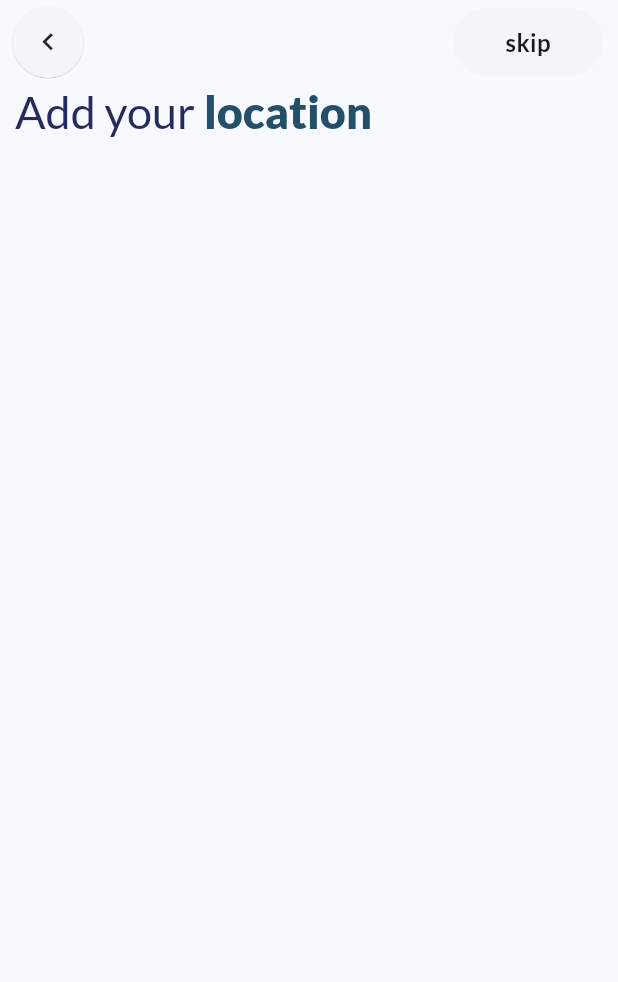
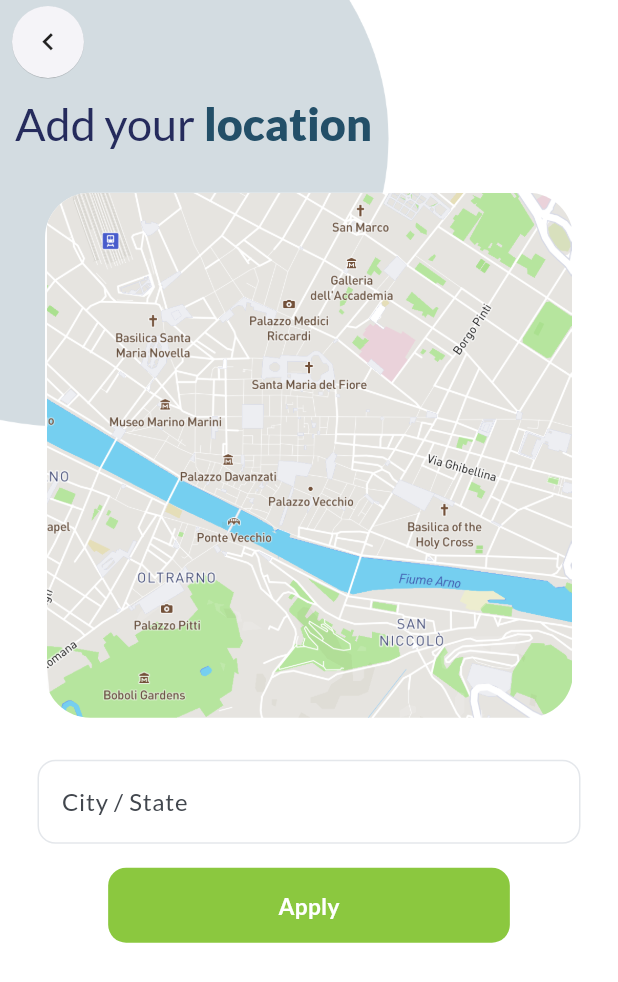
Before and after one commit to Repos-By-Aryan/Real_Estate, a Flutter app: the LocationScreen screen opened by its route, on a phone screen of 412 x 824 dp. Shown: the top 982 px of the screen. Run offline on Flutter 3.47's test engine with Material 2 defaults, Android fonts, the light colour scheme and no system bars; our stand-ins replace animated_text_kit, cached_network_image, carousel_slider, cloud_firestore, firebase_auth, firebase_core and 5 more; accounts and stored records are empty.

Commit message:
Location input:

```diff
--- a/lib/home/location_screen.dart
+++ b/lib/home/location_screen.dart
@@ -1,9 +1,24 @@
+import 'package:firebase_auth/firebase_auth.dart';
 import 'package:flutter/material.dart';
 
 import '../constants/constants.dart';
 
-class LocationScreen extends StatelessWidget {
+class LocationScreen extends StatefulWidget {
    const LocationScreen({super.key});
+
+  @override
+  State<LocationScreen> createState() => _LocationScreenState();
+}
+
+class _LocationScreenState extends State<LocationScreen> {
+   final locationController = TextEditingController();
+   final _auth = FirebaseAuth.instance;
+
+   @override
+   void dispose() {
+     super.dispose();
+     locationController.dispose();
+   }
 
   @override
   Widget build(BuildContext context) {
@@ -19,7 +34,9 @@ class LocationScreen extends StatelessWidget {
             image: AssetImage('assets/images/Homebackdrop.png')),
       ),
       child: Scaffold(
+        backgroundColor: Colors.transparent,
         appBar: AppBar(
+          backgroundColor: Colors.transparent,
           leading:Padding(
             padding: const EdgeInsets.only(left:8.0),
             child: ElevatedButton(
@@ -40,23 +57,19 @@ class LocationScreen extends StatelessWidget {
             ),
           ),
           automaticallyImplyLeading: true,
-          actions: [
-            Padding(
-              padding: const EdgeInsets.symmetric(horizontal: 10.0),
-              child: InkWell(
-                  onTap: () {
-                    // Navigator.pushReplacementNamed(context, RoutesName.login);
-                  },
-                  child: const RoundedButton(title: "skip")),
-            ),
-          ],
         ),
         body:SafeArea(
           minimum: EdgeInsets.symmetric(horizontal: 10),
+          child: SingleChildScrollView(
             child: Column(
+              mainAxisAlignment: MainAxisAlignment.start,
+              crossAxisAlignment: CrossAxisAlignment.start,
               children: [
+                SizedBox(
+                  height: screenHeight * 0.01,
+                ),
                 RichText(
-                maxLines: 3,
+                  maxLines: 1,
                   text: const TextSpan(
                       text: "Add your ",
                       style: TextStyle(
@@ -75,7 +88,68 @@ class LocationScreen extends StatelessWidget {
                         ),
                       ]),
                 ),
+                SizedBox(
+                  height: screenHeight * 0.01,
+                ),
+                Padding(
+                  padding: const EdgeInsets.all(20.0),
+                  child: Center(
+                    child: Container(
+                      constraints:BoxConstraints.tightForFinite(height:350,),
+                      decoration:BoxDecoration(
+                        borderRadius: BorderRadius.circular(30),
+                          color: Colors.white,
+                        image: DecorationImage(image: AssetImage('assets/images/map.png'))
+                      ),
+                    ),
+                  ),
+                ),
+                Padding(
+                  padding: const EdgeInsets.symmetric(horizontal: 15.0,vertical: 8),
+                  child: TextFormField(
+                    controller: locationController,
+                    keyboardType: TextInputType.text,
+                    decoration: InputDecoration(
+                      label: Text('City / State'),
+                      hintText: 'Enter city name',
+                      focusedBorder: OutlineInputBorder(
+                        borderSide: const BorderSide(
+                          color: Color(0xffa7c8fc),
+                        ),
+                        borderRadius: BorderRadius.circular(12),
+                      ),
+                      enabledBorder: OutlineInputBorder(
+                          borderSide: const BorderSide(
+                            color: Color(0xffE4E7EB),
+                          ),
+                          borderRadius: BorderRadius.circular(12)),
+                    ),
+                  ),
+                ),
+
+                Padding(
+                  padding: const EdgeInsets.only(top: 8.0),
+                  child: Align(
+                    alignment:Alignment.bottomCenter,
+                    child:InkWell(
+                      onTap: (){
+
+                      },
+                      child: Container(
+                        width: screenWidth*0.65,
+                        height:50,
+                        decoration: BoxDecoration(
+                          color: Color(0xff8bc83f),
+                          borderRadius: BorderRadius.circular(12),
+                        ),
+                        child: Center(
+                          child:Text("Apply",style: TextStyle(color: Colors.white,fontWeight: FontWeight.bold,fontSize: 15),),
+                        ),
+                      ),),
+                  ),
+                ),
               ],
+            ),
           ),
         ),
       ),
--- a/lib/initial/one.dart
+++ b/lib/initial/one.dart
@@ -39,7 +39,7 @@ class _OneState extends State<One> {
         actions: [
           Padding(
             padding: const EdgeInsets.symmetric(horizontal: 10.0),
-            child: InkWell(
+            child: GestureDetector(
                 onTap: () {
                   Navigator.pushReplacementNamed(context, RoutesName.login);
                 },
--- a/lib/initial/three.dart
+++ b/lib/initial/three.dart
@@ -20,7 +20,7 @@ class Three extends StatelessWidget {
         actions: [
           Padding(
             padding: const EdgeInsets.symmetric(horizontal: 10.0),
-            child: InkWell(
+            child: GestureDetector(
                 onTap: () {
                   Navigator.pushReplacementNamed(context, RoutesName.login);
                 },
--- a/lib/initial/two.dart
+++ b/lib/initial/two.dart
@@ -39,7 +39,7 @@ class _TwoState extends State<Two> {
         actions: [
           Padding(
             padding: const EdgeInsets.symmetric(horizontal: 10.0),
-            child: InkWell(
+            child: GestureDetector(
                 onTap: () {
                   Navigator.pushReplacementNamed(context, RoutesName.login);
                 },
--- a/pubspec.yaml
+++ b/pubspec.yaml
@@ -91,7 +91,7 @@ flutter:
     - assets/images/two.jpg
     - assets/images/three.jpg
     - assets/images/Homebackdrop.png
-    - assets/svg/heart.svg
+    - assets/images/map.png
     - assets/images/heart.png
     - assets/svg/star.svg
     - assets/svg/location.svg
```
Also changed, not shown: assets/images/map.png (added). Lines whose indentation alone changed are shown as unchanged.
